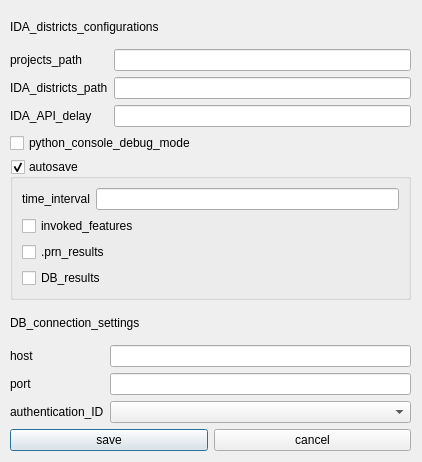
This is districts/districts_settings_dialog.ui in equa/IDA-Districts as Qt 5 draws it before an edit. The edited form follows.
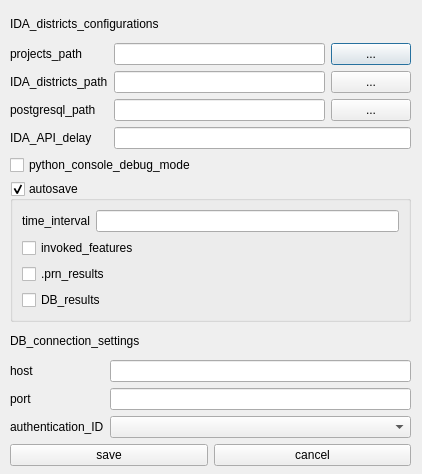
This is the edited form.

Commit message: * removed 7zip for project templates * PostgreSQL binaries are removed * Import/export/new projects dialogs are updated * remove .pptx for icons * bug fixes for imports

Diff of the .ui file:
```diff
--- a/districts/districts_settings_dialog.ui
+++ b/districts/districts_settings_dialog.ui
@@ -7,7 +7,7 @@
     <x>0</x>
     <y>0</y>
     <width>422</width>
-    <height>462</height>
+    <height>474</height>
    </rect>
   </property>
   <property name="windowTitle">
@@ -19,7 +19,7 @@
      <x>10</x>
      <y>10</y>
      <width>401</width>
-     <height>441</height>
+     <height>456</height>
     </rect>
    </property>
    <layout class="QVBoxLayout" name="verticalLayout">
@@ -48,6 +48,13 @@
           </property>
          </widget>
         </item>
+        <item>
+         <widget class="QLabel" name="label_7">
+          <property name="text">
+           <string>postgresql_path</string>
+          </property>
+         </widget>
+        </item>
         <item>
          <widget class="QLabel" name="label_6">
           <property name="text">
@@ -60,6 +67,8 @@
       <item>
        <layout class="QVBoxLayout" name="verticalLayout_6">
         <item>
+         <layout class="QHBoxLayout" name="horizontalLayout_6">
+          <item>
          <widget class="QLineEdit" name="lineEdit_pathProjects">
           <property name="text">
            <string/>
@@ -67,11 +76,45 @@
          </widget>
         </item>
         <item>
+           <widget class="QPushButton" name="btn_fileChoserProjectPath">
+            <property name="text">
+             <string>...</string>
+            </property>
+           </widget>
+          </item>
+         </layout>
+        </item>
+        <item>
+         <layout class="QHBoxLayout" name="horizontalLayout_7">
+          <item>
          <widget class="QLineEdit" name="lineEdit_pathDistricts">
           <property name="text">
            <string/>
           </property>
          </widget>
+          </item>
+          <item>
+           <widget class="QPushButton" name="btn_fileChoserIDADistrictsPath">
+            <property name="text">
+             <string>...</string>
+            </property>
+           </widget>
+          </item>
+         </layout>
+        </item>
+        <item>
+         <layout class="QHBoxLayout" name="horizontalLayout_8">
+          <item>
+           <widget class="QLineEdit" name="lineEdit_pathPostgresql"/>
+          </item>
+          <item>
+           <widget class="QPushButton" name="btn_fileChoserPostgresqlPath">
+            <property name="text">
+             <string>...</string>
+            </property>
+           </widget>
+          </item>
+         </layout>
         </item>
         <item>
          <widget class="QLineEdit" name="lineEdit_districts_api_delay">
```
Lines whose indentation alone changed are shown as unchanged. The commit also changes 818 other files.
